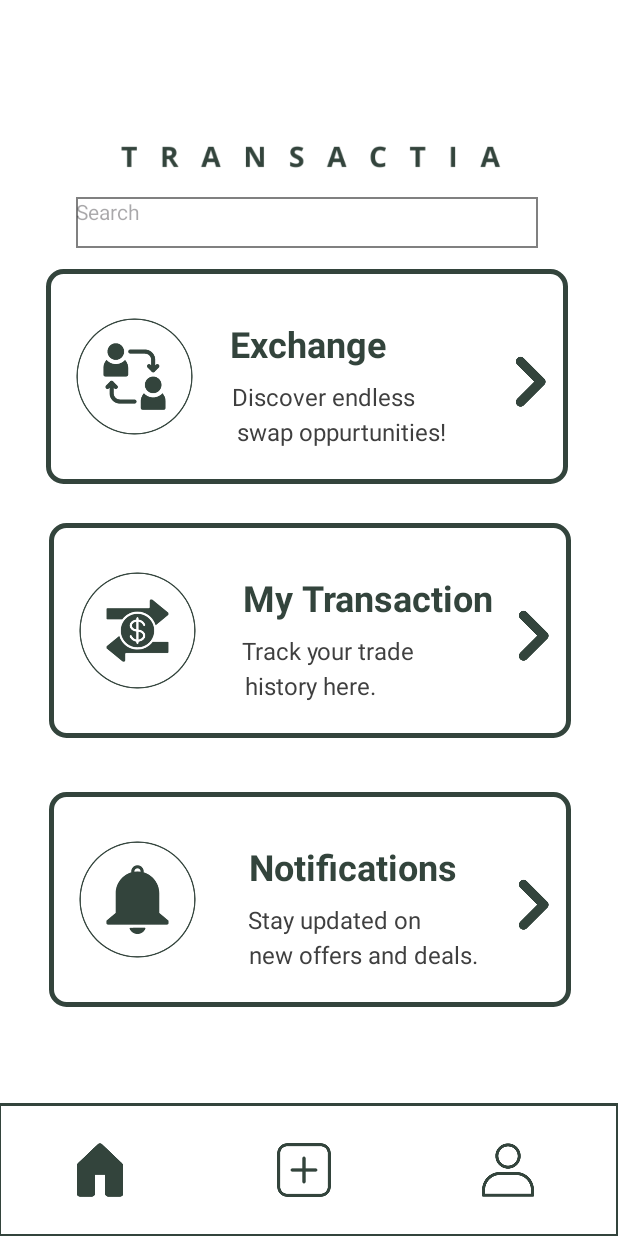
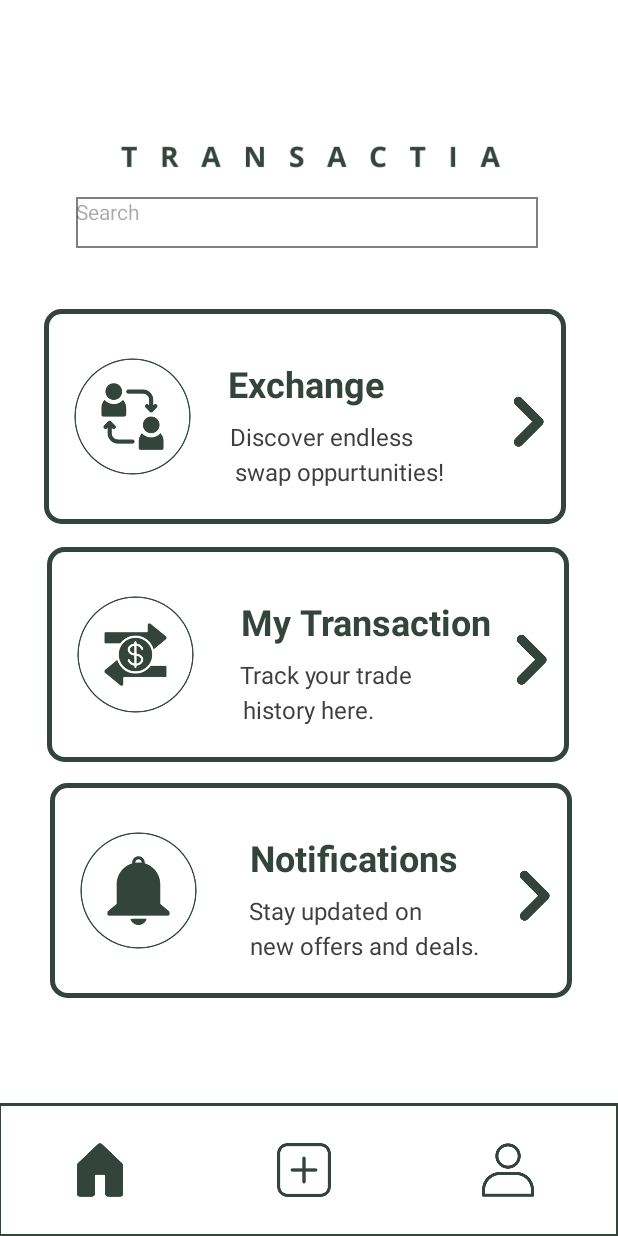
Before and after one commit to ArlynA47/Transactia, an Android app: the withpop screen opened directly, with no data from a screen before it, after a tap on an icon or button, on a phone screen of 412 x 824 dp. Run offline under Robolectric (Android 15) with nearby library versions, the phone set to English and light mode, and no system bars; 1 other tap on this screen came first.

Commit message:
updated home using fragments

```diff
--- /dev/null
+++ b/app/src/main/java/com/egls/transactia/accfrag.java
@@ -0,0 +1,19 @@
+package com.egls.transactia;
+
+import android.os.Bundle;
+import android.view.LayoutInflater;
+import android.view.View;
+import android.view.ViewGroup;
+
+import androidx.annotation.NonNull;
+import androidx.annotation.Nullable;
+import androidx.fragment.app.Fragment;
+
+
+public class accfrag extends Fragment {
+    @Nullable
+    @Override
+    public View onCreateView(@NonNull LayoutInflater inflater, @Nullable ViewGroup container, @Nullable Bundle savedInstanceState) {
+        return inflater.inflate(R.layout.fragment_accfrag, container, false);
+    }
+}
--- /dev/null
+++ b/app/src/main/java/com/egls/transactia/hfrag.java
@@ -0,0 +1,19 @@
+package com.egls.transactia;
+
+import android.os.Bundle;
+import android.view.LayoutInflater;
+import android.view.View;
+import android.view.ViewGroup;
+
+import androidx.annotation.NonNull;
+import androidx.annotation.Nullable;
+import androidx.fragment.app.Fragment;
+
+
+public class hfrag extends Fragment {
+    @Nullable
+    @Override
+    public View onCreateView(@NonNull LayoutInflater inflater, @Nullable ViewGroup container, @Nullable Bundle savedInstanceState) {
+        return inflater.inflate(R.layout.fragment_hfrag, container, false);
+    }
+}
--- a/app/src/main/java/com/egls/transactia/withpop.java
+++ b/app/src/main/java/com/egls/transactia/withpop.java
@@ -1,19 +1,24 @@
 package com.egls.transactia;
 
+
+
+import android.animation.ObjectAnimator;
 import android.animation.Animator;
 import android.animation.AnimatorListenerAdapter;
-import android.animation.ObjectAnimator;
-import android.content.Intent;
 import android.graphics.Color;
 import android.os.Bundle;
 import android.view.View;
 import android.view.animation.AccelerateDecelerateInterpolator;
+import android.widget.Button;
 import android.widget.ImageView;
-import android.widget.Button;
 import android.widget.LinearLayout;
 import android.widget.TextView;
+
 import androidx.appcompat.app.AppCompatActivity;
 import androidx.constraintlayout.widget.ConstraintLayout;
+import androidx.fragment.app.Fragment;
+import androidx.fragment.app.FragmentManager;
+import androidx.fragment.app.FragmentTransaction;
 
 public class withpop extends AppCompatActivity {
 
@@ -28,40 +33,78 @@ public class withpop extends AppCompatActivity {
         LinearLayout holder = findViewById(R.id.holder);
         TextView search = findViewById(R.id.search);
         Button startedButton = findViewById(R.id.started);
-        ImageView homeImageView = findViewById(R.id.homemain);
+        ImageView homemain = findViewById(R.id.homemain); // Finding the homemain ImageView
+        ImageView prof = findViewById(R.id.prof); // Find the prof ImageView
 
-        // Set up click listener for ImageView to navigate to mainHome activity
-        homeImageView.setOnClickListener(v -> {
-            Intent intent = new Intent(withpop.this, mainHome.class);
-            startActivity(intent);
+        // Set click listener on the homemain ImageView to load the hfrag fragment
+        homemain.setOnClickListener(v -> {
+            homemain.setImageResource(R.drawable.ghome);
+            prof.setImageResource(R.drawable.profile);
+            Fragment hfrag = new hfrag(); // Replace with your hfrag fragment class
+            loadFragment(hfrag);
+        });
+
+        // Set click listener on the prof ImageView to load the accfrag fragment
+        prof.setOnClickListener(v -> {
+            prof.setImageResource(R.drawable.pselect);
+            homemain.setImageResource(R.drawable.home);
+
+            Fragment accfrag = new accfrag(); // Replace with your accfrag fragment class
+            loadFragment(accfrag);
         });
 
         // Animate pop layout to move from the bottom to the center
         pop.post(() -> {
+            // Start position: pop is off-screen at the bottom
             pop.setTranslationY(page.getHeight());
+
+            // Calculate the Y-axis position for the center of page
             float centerY = (page.getHeight() - pop.getHeight()) / 11.0f;
+
+            // Create the ObjectAnimator for translation on Y-axis
             ObjectAnimator animator = ObjectAnimator.ofFloat(pop, "translationY", page.getHeight(), centerY);
-            animator.setDuration(2000);
+            animator.setDuration(2000); // Animation duration in milliseconds
             animator.setInterpolator(new AccelerateDecelerateInterpolator());
 
+            // Listener to change background colors once animation is complete
             animator.addListener(new AnimatorListenerAdapter() {
                 @Override
                 public void onAnimationEnd(Animator animation) {
+                    // Change the background color of the surrounding layout (page) and holder to gray
                     page.setBackgroundResource(R.drawable.bgpop);
                     holder.setBackgroundResource(R.drawable.graybot);
+                    search.setBackgroundResource(R.drawable.graysearch);
                     search.setBackgroundResource(R.drawable.searchpopp);
                 }
             });
 
+            // Start the animation
             animator.start();
         });
 
         // Set click listener on the "Get started" button
         startedButton.setOnClickListener(v -> {
+            // Remove the pop layout by setting it to GONE
             pop.setVisibility(View.GONE);
+
+            // Change the background color of page to white
             page.setBackgroundColor(Color.WHITE);
+
+            // Set the background of holder to the drawable resource bottombox
             holder.setBackgroundResource(R.drawable.bottombox);
             search.setBackgroundResource(R.drawable.searchtx);
         });
     }
+
+    // Method to load fragments
+    private void loadFragment(Fragment fragment) {
+        // Create a FragmentManager
+        FragmentManager fragmentManager = getSupportFragmentManager();
+        // Create a FragmentTransaction
+        FragmentTransaction fragmentTransaction = fragmentManager.beginTransaction();
+        // Replace the fragment in the fragment container (main layout or another container)
+        fragmentTransaction.replace(R.id.main, fragment); // Assuming R.id.main is your fragment container
+        fragmentTransaction.addToBackStack(null); // Add to back stack if you want to allow back navigation
+        fragmentTransaction.commit();
+    }
 }
--- a/app/src/main/res/layout/activity_withpop.xml
+++ b/app/src/main/res/layout/activity_withpop.xml
@@ -42,6 +42,18 @@
             app:layout_constraintStart_toStartOf="parent"
             app:layout_constraintTop_toTopOf="parent" />
 
+        <androidx.fragment.app.FragmentContainerView
+            android:id="@+id/fragment_container"
+            android:layout_width="414dp"
+            android:layout_height="522dp"
+            android:layout_marginTop="20dp"
+            android:layout_marginBottom="117dp"
+            app:layout_constraintBottom_toBottomOf="parent"
+            app:layout_constraintStart_toStartOf="parent"
+            app:layout_constraintTop_toBottomOf="@+id/search"
+            app:layout_constraintVertical_bias="0.0"
+            />
+
         <LinearLayout
             android:id="@+id/pop"
             android:layout_width="307dp"
@@ -50,6 +62,7 @@
             android:layout_marginTop="224dp"
             android:background="@drawable/round"
             android:orientation="vertical"
+            android:visibility="visible"
             app:layout_constraintStart_toStartOf="parent"
             app:layout_constraintTop_toTopOf="parent">
 
--- /dev/null
+++ b/app/src/main/res/layout/fragment_accfrag.xml
@@ -0,0 +1,22 @@
+<?xml version="1.0" encoding="utf-8"?>
+<androidx.constraintlayout.widget.ConstraintLayout xmlns:android="http://schemas.android.com/apk/res/android"
+    xmlns:app="http://schemas.android.com/apk/res-auto"
+    xmlns:tools="http://schemas.android.com/tools"
+    android:layout_width="match_parent"
+    android:layout_height="match_parent"
+    tools:context=".hfrag">
+
+    <TextView
+
+        android:id="@+id/testibng"
+        android:layout_width="230dp"
+        android:layout_height="57dp"
+        android:layout_marginStart="100dp"
+        android:layout_marginTop="284dp"
+        android:height="30sp"
+        android:text="Yabfasbjsjfabs"
+        android:textSize="34sp"
+        app:layout_constraintStart_toStartOf="parent"
+        app:layout_constraintTop_toTopOf="parent" />
+
+</androidx.constraintlayout.widget.ConstraintLayout>
--- /dev/null
+++ b/app/src/main/res/layout/fragment_hfrag.xml
@@ -0,0 +1,225 @@
+<?xml version="1.0" encoding="utf-8"?>
+<androidx.constraintlayout.widget.ConstraintLayout xmlns:android="http://schemas.android.com/apk/res/android"
+    xmlns:app="http://schemas.android.com/apk/res-auto"
+    xmlns:tools="http://schemas.android.com/tools"
+    android:layout_width="match_parent"
+    android:layout_height="match_parent"
+    tools:context=".hfrag">
+
+    <androidx.constraintlayout.widget.ConstraintLayout
+        android:id="@+id/page"
+        android:layout_width="419dp"
+        android:layout_height="734dp"
+        app:layout_constraintBottom_toBottomOf="parent"
+        app:layout_constraintEnd_toEndOf="parent"
+        app:layout_constraintStart_toStartOf="parent">
+
+        <androidx.constraintlayout.widget.ConstraintLayout
+            android:id="@+id/notif"
+            android:layout_width="348dp"
+            android:layout_height="143dp"
+            android:layout_marginStart="13dp"
+            android:layout_marginTop="161dp"
+            android:layout_marginEnd="13dp"
+            android:layout_marginBottom="148dp"
+            android:background="@drawable/buttonhome"
+            app:layout_constraintBottom_toBottomOf="parent"
+            app:layout_constraintEnd_toEndOf="parent"
+            app:layout_constraintStart_toStartOf="parent"
+            app:layout_constraintTop_toBottomOf="@+id/constraintLayout">
+
+            <ImageView
+                android:id="@+id/imageView12"
+                android:layout_width="208dp"
+                android:layout_height="87dp"
+                android:layout_marginStart="219dp"
+                android:layout_marginTop="31dp"
+                app:layout_constraintStart_toStartOf="parent"
+                app:layout_constraintTop_toTopOf="parent"
+                app:srcCompat="@drawable/next" />
+
+            <TextView
+                android:id="@+id/textView25"
+                android:layout_width="wrap_content"
+                android:layout_height="wrap_content"
+                android:layout_marginTop="1dp"
+                android:layout_marginEnd="62dp"
+                android:text="new offers and deals."
+                android:textColor="#3F3F3F"
+                android:textSize="16sp"
+                app:layout_constraintEnd_toEndOf="parent"
+                app:layout_constraintTop_toBottomOf="@+id/textView24" />
+
+            <ImageView
+                android:id="@+id/imageView7"
+                android:layout_width="wrap_content"
+                android:layout_height="wrap_content"
+                android:layout_marginEnd="115dp"
+                app:layout_constraintEnd_toEndOf="parent"
+                app:layout_constraintTop_toTopOf="parent"
+                app:srcCompat="@drawable/notif" />
+
+            <TextView
+                android:id="@+id/textView24"
+                android:layout_width="wrap_content"
+                android:layout_height="wrap_content"
+                android:layout_marginTop="8dp"
+                android:layout_marginEnd="100dp"
+                android:text="Stay updated on"
+                android:textColor="#3F3F3F"
+                android:textSize="16sp"
+                app:layout_constraintEnd_toEndOf="parent"
+                app:layout_constraintTop_toBottomOf="@+id/textView19" />
+
+            <TextView
+                android:id="@+id/textView19"
+                android:layout_width="wrap_content"
+                android:layout_height="wrap_content"
+                android:layout_marginTop="33dp"
+                android:layout_marginEnd="76dp"
+                android:text="Notifications"
+                android:textColor="#33443C"
+                android:textSize="24sp"
+                android:textStyle="bold"
+                app:layout_constraintEnd_toEndOf="parent"
+                app:layout_constraintTop_toTopOf="@+id/imageView7" />
+        </androidx.constraintlayout.widget.ConstraintLayout>
+
+        <androidx.constraintlayout.widget.ConstraintLayout
+            android:id="@+id/constraintLayout"
+            android:layout_width="348dp"
+            android:layout_height="143dp"
+            android:layout_marginStart="32dp"
+            android:layout_marginTop="116dp"
+            android:background="@drawable/buttonhome"
+            app:layout_constraintStart_toStartOf="parent"
+            app:layout_constraintTop_toTopOf="parent">
+
+            <ImageView
+                android:id="@+id/imageView2"
+                android:layout_width="wrap_content"
+                android:layout_height="wrap_content"
+                android:layout_marginEnd="115dp"
+                app:layout_constraintEnd_toEndOf="parent"
+                app:layout_constraintTop_toTopOf="parent"
+                app:srcCompat="@drawable/exchangee" />
+
+            <TextView
+                android:id="@+id/textView21"
+                android:layout_width="wrap_content"
+                android:layout_height="wrap_content"
+                android:layout_marginTop="1dp"
+                android:layout_marginEnd="81dp"
+                android:text="swap oppurtunities!"
+                android:textColor="#3F3F3F"
+                android:textSize="16sp"
+                app:layout_constraintEnd_toEndOf="parent"
+                app:layout_constraintTop_toBottomOf="@+id/textView20" />
+
+            <TextView
+                android:id="@+id/textView13"
+                android:layout_width="wrap_content"
+                android:layout_height="wrap_content"
+                android:layout_marginTop="33dp"
+                android:layout_marginEnd="121dp"
+                android:text="Exchange"
+                android:textColor="#33443C"
+                android:textSize="24sp"
+                android:textStyle="bold"
+                app:layout_constraintEnd_toEndOf="parent"
+                app:layout_constraintTop_toTopOf="@+id/imageView2" />
+
+            <TextView
+                android:id="@+id/textView20"
+                android:layout_width="wrap_content"
+                android:layout_height="wrap_content"
+                android:layout_marginTop="8dp"
+                android:layout_marginEnd="102dp"
+                android:text="Discover endless"
+                android:textColor="#3F3F3F"
+                android:textSize="16sp"
+                app:layout_constraintEnd_toEndOf="parent"
+                app:layout_constraintTop_toBottomOf="@+id/textView13" />
+
+            <ImageView
+                android:id="@+id/imageView10"
+                android:layout_width="208dp"
+                android:layout_height="87dp"
+                android:layout_marginStart="219dp"
+                android:layout_marginTop="31dp"
+                app:layout_constraintStart_toStartOf="parent"
+                app:layout_constraintTop_toTopOf="parent"
+                app:srcCompat="@drawable/next" />
+
+        </androidx.constraintlayout.widget.ConstraintLayout>
+
+        <androidx.constraintlayout.widget.ConstraintLayout
+            android:id="@+id/transacct"
+            android:layout_width="348dp"
+            android:layout_height="143dp"
+            android:layout_marginStart="34dp"
+            android:layout_marginTop="15dp"
+            android:background="@drawable/buttonhome"
+            app:layout_constraintStart_toStartOf="parent"
+            app:layout_constraintTop_toBottomOf="@+id/constraintLayout">
+
+            <ImageView
+                android:id="@+id/imageView11"
+                android:layout_width="208dp"
+                android:layout_height="87dp"
+                android:layout_marginStart="219dp"
+                android:layout_marginTop="31dp"
+                app:layout_constraintStart_toStartOf="parent"
+                app:layout_constraintTop_toTopOf="parent"
+                app:srcCompat="@drawable/next" />
+
+            <ImageView
+                android:id="@+id/imageView6"
+                android:layout_width="wrap_content"
+                android:layout_height="wrap_content"
+                android:layout_marginEnd="115dp"
+                app:layout_constraintEnd_toEndOf="parent"
+                app:layout_constraintTop_toTopOf="parent"
+                app:srcCompat="@drawable/exchange" />
+
+            <TextView
+                android:id="@+id/textView22"
+                android:layout_width="wrap_content"
+                android:layout_height="wrap_content"
+                android:layout_marginTop="8dp"
+                android:layout_marginEnd="104dp"
+                android:text="Track your trade"
+                android:textColor="#3F3F3F"
+                android:textSize="16sp"
+                app:layout_constraintEnd_toEndOf="parent"
+                app:layout_constraintTop_toBottomOf="@+id/textView14" />
+
+            <TextView
+                android:id="@+id/textView14"
+                android:layout_width="wrap_content"
+                android:layout_height="wrap_content"
+                android:layout_marginTop="33dp"
+                android:layout_marginEnd="51dp"
+                android:text="My Transaction"
+                android:textColor="#33443C"
+                android:textSize="24sp"
+                android:textStyle="bold"
+                app:layout_constraintEnd_toEndOf="parent"
+                app:layout_constraintTop_toTopOf="@+id/imageView6" />
+
+            <TextView
+                android:id="@+id/textView23"
+                android:layout_width="wrap_content"
+                android:layout_height="wrap_content"
+                android:layout_marginTop="1dp"
+                android:layout_marginEnd="130dp"
+                android:text="history here."
+                android:textColor="#3F3F3F"
+                android:textSize="16sp"
+                app:layout_constraintEnd_toEndOf="parent"
+                app:layout_constraintTop_toBottomOf="@+id/textView22" />
+        </androidx.constraintlayout.widget.ConstraintLayout>
+
+    </androidx.constraintlayout.widget.ConstraintLayout>
+
+</androidx.constraintlayout.widget.ConstraintLayout>
```
Also changed, not shown: app/src/main/res/drawable/pselect.png (added).
